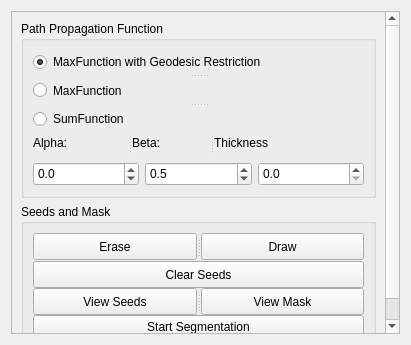
Old version of the form BIAL-GUI/ui/segmentationwidget.ui in the repository GIBIS-UNIFESP/BIAL.
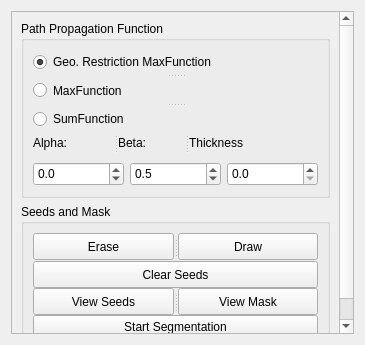
New version of the form.

Commit message: Corrected solid label bug

```diff
--- a/BIAL-GUI/ui/segmentationwidget.ui
+++ b/BIAL-GUI/ui/segmentationwidget.ui
@@ -6,14 +6,14 @@
    <rect>
     <x>0</x>
     <y>0</y>
-    <width>411</width>
+    <width>365</width>
     <height>345</height>
    </rect>
   </property>
   <property name="minimumSize">
    <size>
-    <width>282</width>
-    <height>319</height>
+    <width>250</width>
+    <height>320</height>
    </size>
   </property>
   <property name="maximumSize">
@@ -35,8 +35,8 @@
       <property name="geometry">
        <rect>
         <x>0</x>
-        <y>-20</y>
-        <width>377</width>
+        <y>0</y>
+        <width>331</width>
         <height>345</height>
        </rect>
       </property>
@@ -66,7 +66,7 @@
             </property>
             <widget class="QRadioButton" name="pfmaxgeo">
              <property name="text">
-              <string>MaxFunction with Geodesic Restriction</string>
+              <string>Geo. Restriction MaxFunction</string>
              </property>
              <property name="checked">
               <bool>true</bool>
```
The commit also changes 2 other files.
